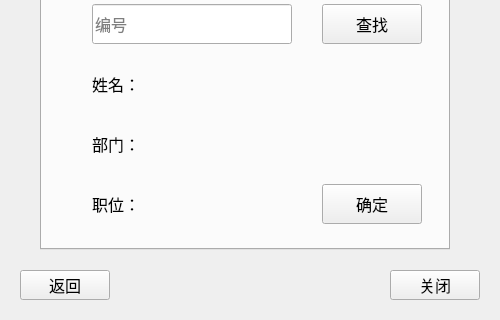
Above: Major3/administor.ui from H-adorable/OpenCVFaceCheckIn before the change; both pictures show x 0 to 500 and y 230 to 550 of the 500 by 550 pixel window. Below: the same form after it.
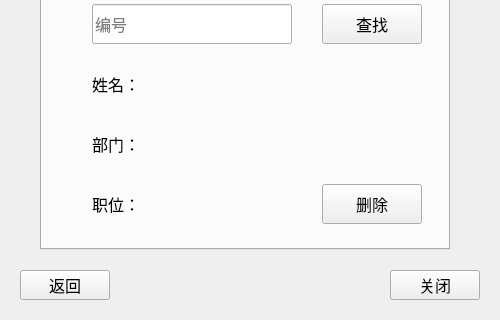
That is the form after the change. The open tabs and pages were chosen to show the change.

Commit message:
SQLite tool and administor UI success
完成administor界面
完成SQLite工具的功能
删除了SQLite tool 中的leave 和 begin

```diff
--- a/Major3/administor.ui
+++ b/Major3/administor.ui
@@ -437,7 +437,7 @@
       </font>
      </property>
      <property name="text">
-      <string>确定</string>
+      <string>删除</string>
      </property>
     </widget>
     <widget class="QLineEdit" name="id_4">
```
Left out of the diff: 6 changed lines with no effect on the pictures. The commit also changes 5 other files.
